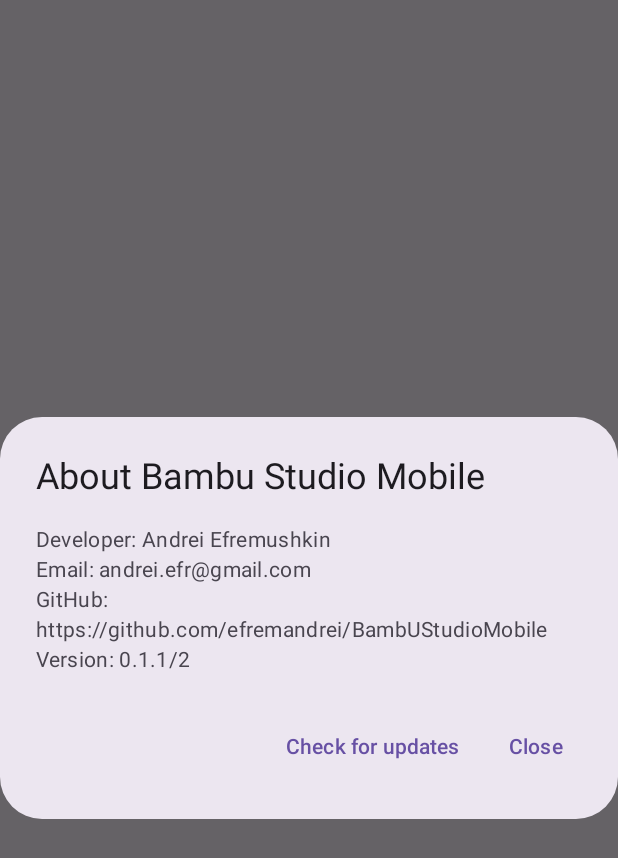
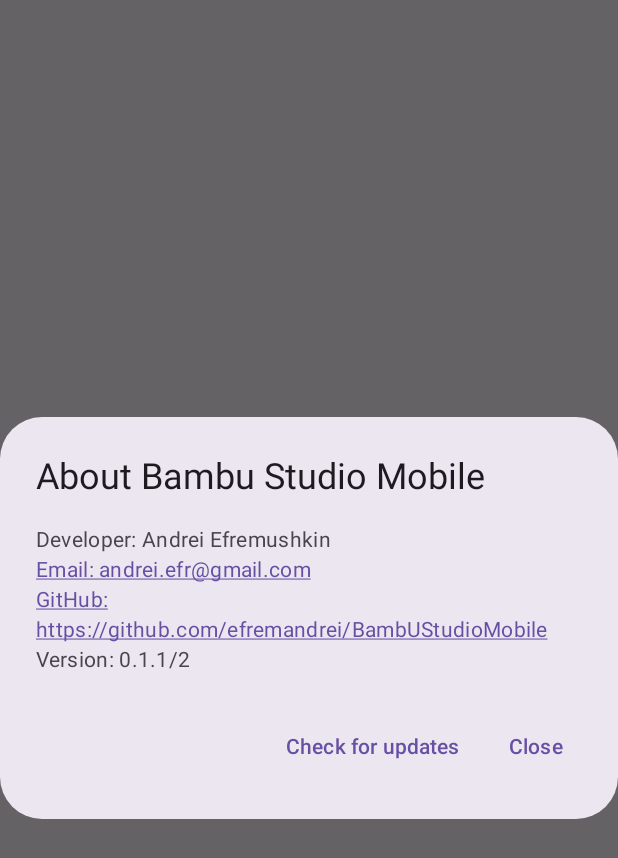
Before and after one commit to efremandrei/BambUStudioMobile, an Android app built with Jetpack Compose: the composable AboutDialog shown on its own in the app's theme, on a phone screen of 412 x 824 dp. Shown: the top 858 px of the screen. Run offline under Robolectric (Android 15) with nearby library versions, the phone set to English and light mode, and no system bars.

Commit message:
Make About contact links visibly clickable

```diff
--- a/app/src/main/java/com/andre/bambustudiomobile/MainActivity.kt
+++ b/app/src/main/java/com/andre/bambustudiomobile/MainActivity.kt
@@ -224,12 +224,16 @@ private fun AboutDialog(onDismiss: () -> Unit) {
                 Text("Developer: Andrei Efremushkin")
                 Text(
                     "Email: andrei.efr@gmail.com",
+                    color = MaterialTheme.colorScheme.primary,
+                    textDecoration = androidx.compose.ui.text.style.TextDecoration.Underline,
                     modifier = Modifier.clickable {
                         uriHandler.openUri("mailto:andrei.efr@gmail.com")
                     }
                 )
                 Text(
                     "GitHub: https://github.com/efremandrei/BambUStudioMobile",
+                    color = MaterialTheme.colorScheme.primary,
+                    textDecoration = androidx.compose.ui.text.style.TextDecoration.Underline,
                     modifier = Modifier.clickable {
                         uriHandler.openUri("https://github.com/efremandrei/BambUStudioMobile")
                     }
```
